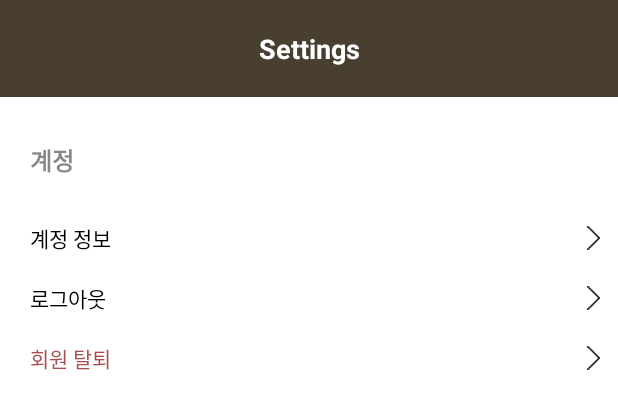
After one commit to mocacong/Android, an Android app: the layout fragment_settings.xml on its own in the app's theme, with its tools: preview values and no code run, on a phone screen of 412 x 824 dp. The commit adds this screen. Shown: the top 409 px of the screen. Run offline under Robolectric (Android 15) with nearby library versions, the phone set to English and light mode, and no system bars; network calls fail.

Commit message:
feat : 프로필 수정 Info GET 구현

```diff
--- a/app/build.gradle
+++ b/app/build.gradle
@@ -9,7 +9,7 @@ android {
 
     defaultConfig {
         applicationId "com.example.mocacong"
-        minSdk 28
+        minSdk 25
         targetSdk 33
         versionCode 1
         versionName "1.0"
--- a/app/src/main/java/com/example/mocacong/activities/EditProfileActivity.kt
+++ b/app/src/main/java/com/example/mocacong/activities/EditProfileActivity.kt
@@ -8,17 +8,21 @@ import android.util.Log
 import androidx.appcompat.app.AppCompatActivity
 import androidx.lifecycle.lifecycleScope
 import com.example.mocacong.controllers.ImageController
+import com.example.mocacong.data.objects.Member
 import com.example.mocacong.data.objects.RetrofitClient
+import com.example.mocacong.data.response.ProfileResponse
 import com.example.mocacong.databinding.ActivityEditProfileBinding
 import com.example.mocacong.network.MyPageAPI
+import kotlinx.coroutines.async
 import kotlinx.coroutines.launch
 import okhttp3.MultipartBody
+
 class EditProfileActivity : AppCompatActivity(), ImageController.ImageSelectedListener {
 
     lateinit var binding: ActivityEditProfileBinding
     private val api = RetrofitClient.create(MyPageAPI::class.java)
-    lateinit var imgController : ImageController
-    private var body : MultipartBody.Part? = null
+    lateinit var imgController: ImageController
+    private var body: MultipartBody.Part? = null
 
 
     private suspend fun sendImage(body: MultipartBody.Part) {
@@ -31,10 +35,9 @@ class EditProfileActivity : AppCompatActivity(), ImageController.ImageSelectedLi
 
     override fun onCreate(savedInstanceState: Bundle?) {
         super.onCreate(savedInstanceState)
+        binding = ActivityEditProfileBinding.inflate(layoutInflater)
+        imgController = ImageController(this, this)
 
-        binding = ActivityEditProfileBinding.inflate(layoutInflater)
-
-        imgController = ImageController(this, this)
         setLayout()
         setContentView(binding.root)
     }
@@ -73,19 +76,44 @@ class EditProfileActivity : AppCompatActivity(), ImageController.ImageSelectedLi
     }
 
     private fun setLogoutBtn() {
+        Member.deleteInfo()
+        val intent = Intent(this, SignInActivity::class.java)
+        intent.addFlags(Intent.FLAG_ACTIVITY_CLEAR_TASK or Intent.FLAG_ACTIVITY_NEW_TASK)
+        startActivity(intent)
     }
 
-    private fun setEditPwBtn() {
+
+    private fun setMemberInfo() {
+        lifecycleScope.launch {
+            if(Member.email == null) {
+                val profile = async { getProfileInfo() }.await()
+                Member.email = profile.email
+                Member.nickname = profile.nickname
+                Member.phone = profile.phone
+                Member.imgUrl = profile.imgUrl
+            }
+
+            Member.imgUrl?.let {
+                binding.profileImg.setImageURI(Uri.parse(it))
+            }
+            binding.emailText.text = Member.email
+            binding.nameText.setText(Member.nickname)
+            binding.phoneText.setText(Member.phone)
+        }
     }
 
-    private fun setMemberInfo() {
-
-
+    private suspend fun getProfileInfo(): ProfileResponse {
+        val api = RetrofitClient.create(MyPageAPI::class.java)
+        val response = api.getMyProfile()
+        if (response.isSuccessful) {
+            Log.d("Mypage", "프로필 정보 get 성공")
+            return response.body() ?: throw Exception("프로필 정보가 null입니다.")
+        } else {
+            Log.d("Mypage", "프로필 get 실패 : ${response.errorBody()?.string()}")
+            throw Exception("프로필 정보를 가져오는 데 실패했습니다.")
+        }
     }
 
-    private suspend fun getProfileInfo(){
-
-    }
 
     override fun onImageSelected(body: MultipartBody.Part?) {
         this.body = body
--- a/app/src/main/java/com/example/mocacong/data/objects/Member.kt
+++ b/app/src/main/java/com/example/mocacong/data/objects/Member.kt
@@ -1,8 +1,21 @@
 package com.example.mocacong.data.objects
 
-object Member{
+object Member {
 
-    private var authToken: String? = "eyJhbGciOiJIUzI1NiJ9.eyJzdWIiOiJqc3NoaW4wMDAxMDdAbmF2ZXIuY29tIiwiaWF0IjoxNjgyMDgwNDA2LCJleHAiOjE2ODIxNjY4MDZ9.vYKDnDIa8dbT8fW37FeyEZioBofpf5iGwGRMGXROe5g"
+    private var authToken: String? = null
+    var email: String? = null
+    var nickname: String? = ""
+    var phone: String? = ""
+    var imgUrl: String? = null
+
+    fun deleteInfo(){
+        authToken = null
+        email = null
+        nickname = null
+        phone = null
+        imgUrl = null
+    }
+
     fun setAuthToken(token: String) {
         authToken = token
     }
--- /dev/null
+++ b/app/src/main/java/com/example/mocacong/network/MembersAPI.kt
@@ -0,0 +1,11 @@
+package com.example.mocacong.network
+
+import retrofit2.Response
+import retrofit2.http.DELETE
+
+interface MembersAPI {
+
+    @DELETE("/members")
+    suspend fun withdrawMember() : Response<Void>
+
+}
--- /dev/null
+++ b/app/src/main/res/drawable/btn_go.xml
@@ -0,0 +1,7 @@
+<vector android:height="120.1dp" android:viewportHeight="128"
+    android:viewportWidth="68" android:width="63.803123dp" xmlns:android="http://schemas.android.com/apk/res/android">
+    <path android:fillColor="#00000000"
+        android:pathData="M4,4L64,64L4,124"
+        android:strokeColor="#000000" android:strokeLineCap="round"
+        android:strokeLineJoin="round" android:strokeWidth="8"/>
+</vector>
--- /dev/null
+++ b/app/src/main/res/layout/fragment_settings.xml
@@ -0,0 +1,139 @@
+<?xml version="1.0" encoding="utf-8"?>
+<androidx.constraintlayout.widget.ConstraintLayout xmlns:android="http://schemas.android.com/apk/res/android"
+    xmlns:app="http://schemas.android.com/apk/res-auto"
+    android:layout_width="match_parent"
+    android:layout_height="match_parent"
+    android:background="@color/white">
+
+    <TextView
+        android:id="@+id/pageTitleText"
+        android:layout_width="match_parent"
+        android:layout_height="wrap_content"
+        android:background="@color/darkBrown"
+        android:gravity="center"
+        android:padding="20dp"
+        android:text="Settings"
+        android:textColor="@color/white"
+        android:textSize="18sp"
+        android:textStyle="bold"
+        app:layout_constraintLeft_toLeftOf="parent"
+        app:layout_constraintRight_toRightOf="parent"
+        app:layout_constraintTop_toTopOf="parent" />
+
+    <TextView
+        android:id="@+id/accountTitleText"
+        android:layout_width="match_parent"
+        android:layout_height="wrap_content"
+        android:layout_marginTop="10dp"
+        android:gravity="center|left"
+        android:padding="20dp"
+        android:text="계정"
+        android:textColor="@color/textGray"
+        android:textSize="16sp"
+        android:textStyle="bold"
+        app:layout_constraintLeft_toLeftOf="parent"
+        app:layout_constraintRight_toRightOf="parent"
+        app:layout_constraintTop_toBottomOf="@id/pageTitleText" />
+
+    <TextView
+        android:layout_width="wrap_content"
+        android:layout_height="wrap_content"
+        android:layout_marginLeft="20dp"
+        android:text="계정 정보"
+        android:textColor="@color/black"
+        app:layout_constraintBottom_toBottomOf="@id/editProfileBtn"
+        app:layout_constraintLeft_toLeftOf="@id/editProfileBtn"
+        app:layout_constraintTop_toTopOf="@id/editProfileBtn" />
+
+    <ImageButton
+        android:id="@+id/editProfileBtn"
+        android:layout_width="match_parent"
+        android:layout_height="40dp"
+        android:background="@color/transparent"
+        android:elevation="1dp"
+        android:padding="12dp"
+        android:scaleType="fitEnd"
+        android:src="@drawable/btn_go"
+        app:layout_constraintLeft_toLeftOf="parent"
+        app:layout_constraintRight_toRightOf="parent"
+        app:layout_constraintTop_toBottomOf="@id/accountTitleText" />
+
+    <TextView
+        android:layout_width="wrap_content"
+        android:layout_height="wrap_content"
+        android:layout_marginLeft="20dp"
+        android:text="로그아웃"
+        android:textColor="@color/black"
+        app:layout_constraintBottom_toBottomOf="@id/logoutBtn"
+        app:layout_constraintLeft_toLeftOf="@id/logoutBtn"
+        app:layout_constraintTop_toTopOf="@id/logoutBtn" />
+
+    <ImageButton
+        android:id="@+id/logoutBtn"
+        android:layout_width="match_parent"
+        android:layout_height="40dp"
+        android:background="@color/transparent"
+        android:elevation="1dp"
+        android:padding="12dp"
+        android:scaleType="fitEnd"
+        android:src="@drawable/btn_go"
+        app:layout_constraintLeft_toLeftOf="parent"
+        app:layout_constraintRight_toRightOf="parent"
+        app:layout_constraintTop_toBottomOf="@id/editProfileBtn" />
+
+    <TextView
+        android:layout_width="wrap_content"
+        android:layout_height="wrap_content"
+        android:layout_marginLeft="20dp"
+        android:text="회원 탈퇴"
+        android:textColor="#A84F4F"
+        app:layout_constraintBottom_toBottomOf="@id/withdrawBtn"
+        app:layout_constraintLeft_toLeftOf="@id/withdrawBtn"
+        app:layout_constraintTop_toTopOf="@id/withdrawBtn" />
+
+    <ImageButton
+        android:id="@+id/withdrawBtn"
+        android:layout_width="match_parent"
+        android:layout_height="40dp"
+        android:background="@color/transparent"
+        android:elevation="1dp"
+        android:padding="12dp"
+        android:scaleType="fitEnd"
+        android:src="@drawable/btn_go"
+        app:layout_constraintLeft_toLeftOf="parent"
+        app:layout_constraintRight_toRightOf="parent"
+        app:layout_constraintTop_toBottomOf="@id/logoutBtn" />
+
+    <TextView
+        android:id="@+id/infoTitleText"
+        android:layout_width="match_parent"
+        android:layout_height="wrap_content"
+        android:layout_marginTop="10dp"
+        android:gravity="center|left"
+        android:padding="20dp"
+        android:text="앱 정보"
+        android:textColor="@color/textGray"
+        android:textSize="16sp"
+        android:textStyle="bold"
+        android:visibility="gone"
+        app:layout_constraintLeft_toLeftOf="parent"
+        app:layout_constraintRight_toRightOf="parent"
+        app:layout_constraintTop_toBottomOf="@id/withdrawBtn" />
+
+    <TextView
+        android:id="@+id/whereTitleText"
+        android:layout_width="match_parent"
+        android:layout_height="wrap_content"
+        android:layout_marginTop="10dp"
+        android:gravity="center|left"
+        android:padding="20dp"
+        android:text="문의처"
+        android:textColor="@color/textGray"
+        android:textSize="16sp"
+        android:textStyle="bold"
+        android:visibility="gone"
+        app:layout_constraintLeft_toLeftOf="parent"
+        app:layout_constraintRight_toRightOf="parent"
+        app:layout_constraintTop_toBottomOf="@id/infoTitleText" />
+
+</androidx.constraintlayout.widget.ConstraintLayout>
```
